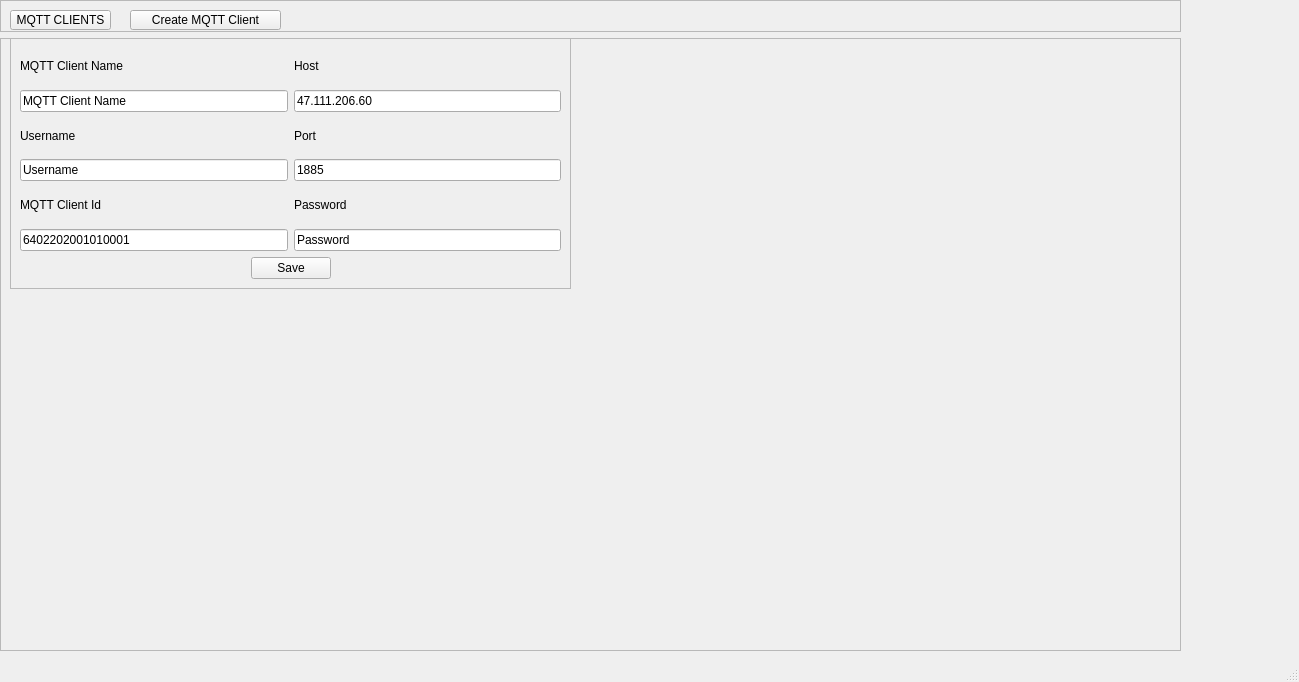
This is mainwindow.ui in lixuanhua2015/mqttclient as Qt 5 draws it before an edit. The edited form follows.
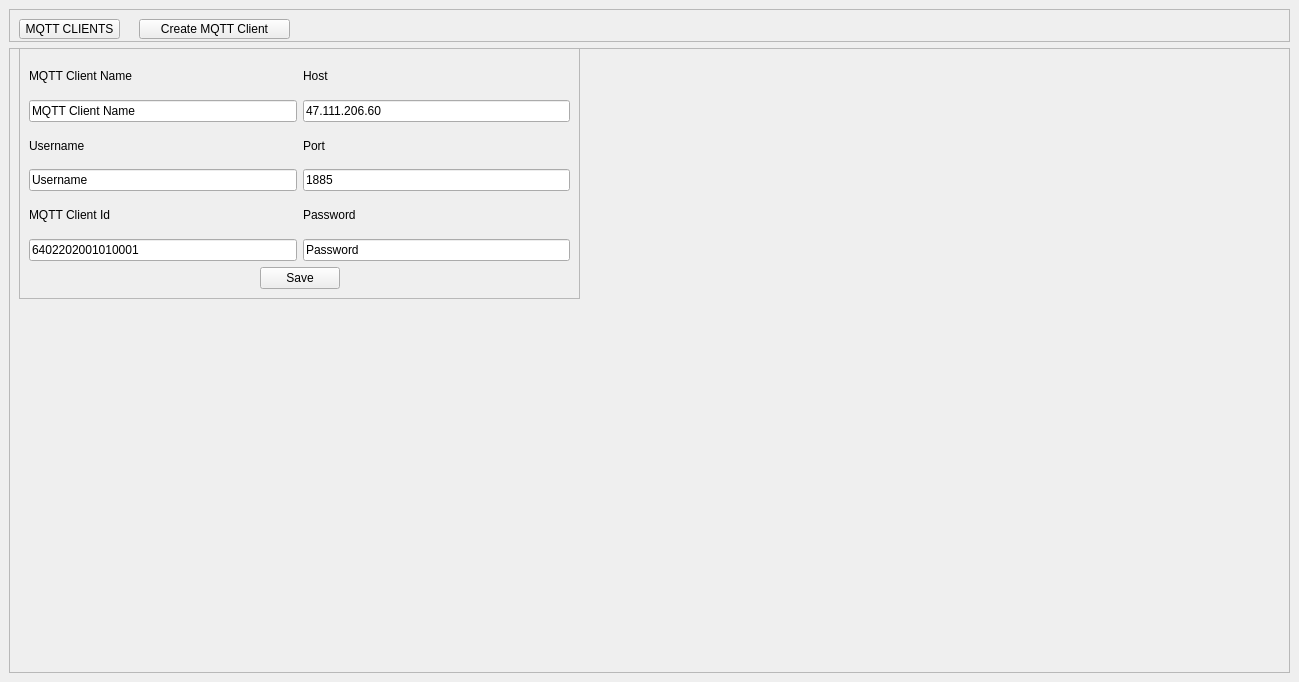
This is the edited form.

```diff
--- a/mainwindow.ui
+++ b/mainwindow.ui
@@ -14,16 +14,12 @@
    <string>MainWindow</string>
   </property>
   <widget class="QWidget" name="centralwidget">
-   <widget class="QWidget" name="layoutWidget">
-    <property name="geometry">
-     <rect>
-      <x>0</x>
-      <y>0</y>
-      <width>1181</width>
-      <height>651</height>
-     </rect>
-    </property>
+   <layout class="QGridLayout" name="gridLayout_2">
+    <item row="0" column="0">
     <layout class="QVBoxLayout" name="verticalLayout_7" stretch="1,19">
+      <property name="spacing">
+       <number>6</number>
+      </property>
      <item>
       <widget class="QFrame" name="frame_menuButton">
        <property name="frameShape">
@@ -345,19 +341,9 @@
       </widget>
      </item>
     </layout>
-   </widget>
-  </widget>
-  <widget class="QMenuBar" name="menubar">
-   <property name="geometry">
-    <rect>
-     <x>0</x>
-     <y>0</y>
-     <width>1299</width>
-     <height>21</height>
-    </rect>
-   </property>
-  </widget>
-  <widget class="QStatusBar" name="statusbar"/>
+    </item>
+   </layout>
+  </widget>
  </widget>
  <resources/>
  <connections/>
```
Lines whose indentation alone changed are shown as unchanged.
